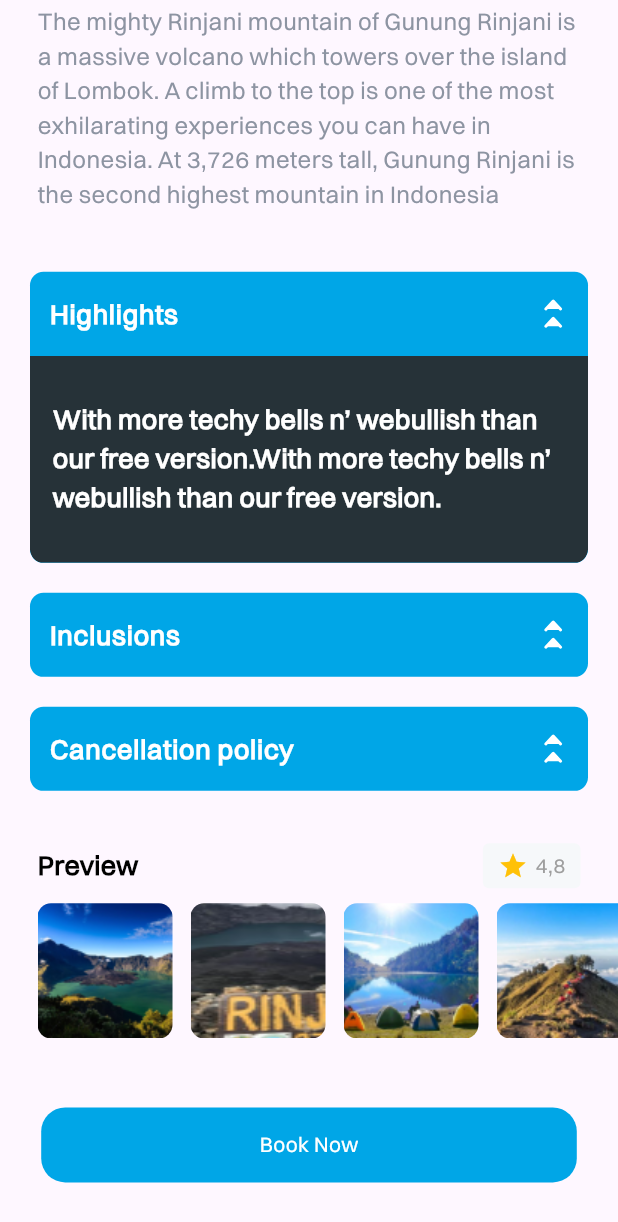
After one commit to codegyept/travellapp, a Flutter app: the TravelDetailsScreen screen opened directly, scrolled down 447 dp, after a tap on "Book Now", on a phone screen of 412 x 824 dp. The commit adds this screen. Shown: the top 1222 px of the screen. Run offline on Flutter 3.47's test engine with Material 3 defaults, Android fonts, the phone set to English and light mode, and no system bars; our stand-ins replace bloc, dotted_line, flutter_bloc, flutter_screenutil, flutter_svg, get_it and 1 more.

Commit message:
add travel details screen with some assets

```diff
--- a/lib/core/utils/app_assets.dart
+++ b/lib/core/utils/app_assets.dart
@@ -4,4 +4,5 @@ class AppAssets {
   static const String logoVisa = 'assets/svgs/logo_visa.svg';
   static const String rectangle = 'assets/images/rectangle.png';
   static const String profile = 'assets/images/profile.png';
+  static const String travel = 'assets/images/travel.png';
 }
--- a/lib/core/utils/app_colors.dart
+++ b/lib/core/utils/app_colors.dart
@@ -11,6 +11,7 @@ class AppColors
   static const blogItemBackgroundColor= Color(0xff000000);
   static const blogItemContainerBackgroundColor= Color(0xff00a6e7);
   static const backgroundColorExpansionAndText = Color(0xFF263238);
+  static const grayLight = Color(0xFF8D94A2);
   static const white = Colors.white;
   static const backgroundWhite = Color(0xFFFAFAFA);
   static const backgroundAvatarPayment = Color(0xFFAE9F60);
--- a/lib/core/utils/custom_expansion_tile.dart
+++ b/lib/core/utils/custom_expansion_tile.dart
@@ -6,10 +6,12 @@ import 'package:rehlatyuae/core/utils/app_colors.dart';
 class CustomExpansionTile extends StatefulWidget {
   final String title;
   final String content;
+  final bool initiallyExpanded;
 
   const CustomExpansionTile({
     required this.title,
     required this.content,
+    this.initiallyExpanded = true,
     super.key,
   });
 
@@ -54,7 +56,7 @@ class _CustomExpansionTileState extends State<CustomExpansionTile> {
           });
         },
         childrenPadding: EdgeInsets.zero,
-        initiallyExpanded: true,
+        initiallyExpanded: widget.initiallyExpanded,
         children: [
           Container(
             width: double.infinity,
--- a/lib/core/utils/custom_icon_button.dart
+++ b/lib/core/utils/custom_icon_button.dart
@@ -15,9 +15,9 @@ class CustomIconButton extends StatelessWidget {
     required this.icon,
     this.iconColor = AppColors.black,
     this.backgroundColor = AppColors.white,
-    this.size = 50,
+    this.size = 45,
     this.radius = 10,
-    this.iconSize,
+    this.iconSize = 20,
     this.onPressed,
     super.key,
   });
@@ -25,8 +25,8 @@ class CustomIconButton extends StatelessWidget {
   @override
   Widget build(BuildContext context) {
     return Container(
-        width: size,
-        height: size,
+      width: size.h,
+      height: size.h,
       decoration: BoxDecoration(
         color: backgroundColor,
         borderRadius: BorderRadius.circular(radius.r),
@@ -36,8 +36,9 @@ class CustomIconButton extends StatelessWidget {
         icon: Icon(
           icon,
           color: iconColor,
-            size: iconSize,
+          size: iconSize?.h,
         ),
-        ));
+      ),
+    );
   }
 }
--- /dev/null
+++ b/lib/features/home_screen/presentaion/components/bolg_travel_title_section.dart
@@ -0,0 +1,139 @@
+import 'package:flutter/cupertino.dart';
+import 'package:flutter/material.dart';
+import 'package:flutter_screenutil/flutter_screenutil.dart';
+import 'package:go_router/go_router.dart';
+import 'package:rehlatyuae/core/utils/app_colors.dart';
+import 'package:rehlatyuae/core/utils/custom_icon_button.dart';
+
+class BolgTravelTitleSection extends StatelessWidget {
+  final String title;
+  final String address;
+  final String price;
+  final String imagePath;
+  final void Function()? onLikePressed;
+
+  const BolgTravelTitleSection({
+    required this.title,
+    required this.address,
+    required this.price,
+    required this.imagePath,
+    this.onLikePressed,
+    super.key,
+  });
+
+  @override
+  Widget build(BuildContext context) {
+    return SizedBox(
+      height: 408.h,
+      child: Stack(
+        children: [
+          Positioned.fill(
+            child: Container(
+              decoration: BoxDecoration(
+                image: DecorationImage(
+                  image: AssetImage(
+                    imagePath,
+                  ),
+                  fit: BoxFit.fill,
+                ),
+                borderRadius: BorderRadius.vertical(
+                  bottom: Radius.circular(30.sp),
+                ),
+              ),
+            ),
+          ),
+          Padding(
+            padding: EdgeInsets.symmetric(horizontal: 20.w, vertical: 25.h),
+            child: Row(
+              mainAxisAlignment: MainAxisAlignment.spaceBetween,
+              children: [
+                CustomIconButton(
+                  icon: Icons.arrow_back,
+                  onPressed: () {
+                    context.pop();
+                  },
+                ),
+                CustomIconButton(
+                  icon: CupertinoIcons.heart,
+                  iconColor: AppColors.redAppColor,
+                  onPressed: onLikePressed,
+                ),
+              ],
+            ),
+          ),
+          Positioned(
+            bottom: 0,
+            left: 0,
+            right: 0,
+            child: Padding(
+              padding: EdgeInsets.symmetric(horizontal: 25.w, vertical: 35.h),
+              child: Row(
+                crossAxisAlignment: CrossAxisAlignment.start,
+                mainAxisAlignment: MainAxisAlignment.spaceBetween,
+                children: [
+                  Column(
+                    crossAxisAlignment: CrossAxisAlignment.start,
+                    mainAxisAlignment: MainAxisAlignment.end,
+                    children: [
+                      Text(
+                        title,
+                        style: const TextStyle(
+                          color: AppColors.white,
+                          fontSize: 18,
+                          fontWeight: FontWeight.w700,
+                        ),
+                      ),
+                      SizedBox(
+                        height: 5.h,
+                      ),
+                      Row(
+                        children: [
+                          const Icon(
+                            Icons.location_on_outlined,
+                            size: 18,
+                            color: AppColors.textAndBackgroundColorButton,
+                          ),
+                          Text(
+                            address,
+                            style: const TextStyle(
+                              fontSize: 14,
+                              color: AppColors.textAndBackgroundColorButton,
+                              fontWeight: FontWeight.w400,
+                              height: 1.3,
+                            ),
+                          ),
+                        ],
+                      ),
+                    ],
+                  ),
+                  Row(
+                    crossAxisAlignment: CrossAxisAlignment.end,
+                    children: [
+                      Text(
+                        "\$$price",
+                        style: const TextStyle(
+                          color: AppColors.white,
+                          fontSize: 24,
+                          fontWeight: FontWeight.w700,
+                        ),
+                      ),
+                      const Text(
+                        "/Person",
+                        style: TextStyle(
+                          fontSize: 14,
+                          color: AppColors.grayLight,
+                          fontWeight: FontWeight.w400,
+                          height: 1.3,
+                        ),
+                      ),
+                    ],
+                  ),
+                ],
+              ),
+            ),
+          ),
+        ],
+      ),
+    );
+  }
+}
--- /dev/null
+++ b/lib/features/home_screen/presentaion/components/preview_travels_section.dart
@@ -0,0 +1,93 @@
+import 'package:flutter/material.dart';
+import 'package:flutter_screenutil/flutter_screenutil.dart';
+import 'package:rehlatyuae/core/utils/app_colors.dart';
+import 'package:rehlatyuae/core/utils/custom_button.dart';
+
+class PreviewTravelsSection extends StatelessWidget {
+  final List<String> imagesPaths;
+
+  const PreviewTravelsSection({
+    required this.imagesPaths,
+    super.key,
+  });
+
+  @override
+  Widget build(BuildContext context) {
+    return Column(
+      children: [
+        Padding(
+          padding: const EdgeInsets.symmetric(horizontal: 25).copyWith(top: 25),
+          child: Row(
+            mainAxisAlignment: MainAxisAlignment.spaceBetween,
+            children: [
+              const Text(
+                "Preview",
+                style: TextStyle(color: Colors.black, fontSize: 18, fontWeight: FontWeight.w700),
+              ),
+              Container(
+                padding: const EdgeInsets.symmetric(vertical: 5, horizontal: 10),
+                decoration: BoxDecoration(
+                  borderRadius: BorderRadius.circular(4),
+                  color: const Color(0xFFF6F8FA),
+                ),
+                child: const Row(
+                  children: [
+                    Icon(
+                      Icons.star,
+                      color: Colors.amber,
+                      size: 20,
+                    ),
+                    SizedBox(
+                      width: 5,
+                    ),
+                    Text(
+                      "4,8",
+                      style: TextStyle(
+                        color: Colors.grey,
+                        fontSize: 14,
+                        fontWeight: FontWeight.w500,
+                      ),
+                    ),
+                  ],
+                ),
+              )
+            ],
+          ),
+        ),
+        SizedBox(
+          height: 110,
+          child: ListView.separated(
+            padding: const EdgeInsets.symmetric(horizontal: 25, vertical: 10),
+            scrollDirection: Axis.horizontal,
+            itemCount: 15,
+            itemBuilder: (context, index) => Container(
+              width: 90,
+              decoration: BoxDecoration(
+                image: DecorationImage(
+                  image: AssetImage(
+                    'assets/images/preview${index % 4 + 1}.png',
+                  ),
+                  fit: BoxFit.fill,
+                ),
+                borderRadius: BorderRadius.circular(9),
+              ),
+            ),
+            separatorBuilder: (context, index) => const SizedBox(width: 12),
+          ),
+        ),
+        Padding(
+          padding: EdgeInsets.symmetric(horizontal: 20.w, vertical: 35.h),
+          child: CustomActionButton(
+            text: 'Book Now',
+            borderRadius: BorderRadius.circular(16),
+            backGroundColor: AppColors.textAndBackgroundColorButton,
+            onTap: () {},
+            style: const TextStyle(color: AppColors.white),
+            width: double.infinity,
+            height: 50,
+          ),
+        ),
+      ],
+    );
+  }
+}
--- /dev/null
+++ b/lib/features/home_screen/presentaion/views/travel_details_screen.dart
@@ -0,0 +1,51 @@
+import 'package:flutter/material.dart';
+import 'package:rehlatyuae/core/utils/app_assets.dart';
+import 'package:rehlatyuae/core/utils/custom_expansion_tile.dart';
+import 'package:rehlatyuae/features/home_screen/presentaion/components/bolg_travel_title_section.dart';
+import 'package:rehlatyuae/features/home_screen/presentaion/components/preview_travels_section.dart';
+
+class TravelDetailsScreen extends StatelessWidget {
+  const TravelDetailsScreen({super.key});
+
+  @override
+  Widget build(BuildContext context) {
+    return Scaffold(
+      body: ListView(
+        children: const [
+          BolgTravelTitleSection(
+            title: "IMG Worlds of Adventure",
+            address: "Dubai, United Arab Emirates",
+            price: "79",
+            imagePath: AppAssets.travel,
+          ),
+          Padding(
+            padding: EdgeInsets.symmetric(horizontal: 25, vertical: 30),
+            child: Text(
+              'The mighty Rinjani mountain of Gunung Rinjani is a massive volcano which towers over the island of Lombok. A climb to the top is one of the most exhilarating experiences you can have in Indonesia. At 3,726 meters tall, Gunung Rinjani is the second highest mountain in Indonesia',
+              style: TextStyle(
+                color: Color(0xFF8D94A2),
+                fontSize: 16,
+              ),
+            ),
+          ),
+          CustomExpansionTile(
+            title: "Highlights",
+            content:
+                "With more techy bells n’ webullish than our free version.With more techy bells n’ webullish than our free version.",
+          ),
+          CustomExpansionTile(
+            title: "Inclusions",
+            content: "14,000+ Guests served",
+            initiallyExpanded: false,
+          ),
+          CustomExpansionTile(
+            title: "Cancellation policy",
+            content: "1000+ Reviews on Rehlatyuae by our Travelers",
+          initiallyExpanded: false,
+          ),
+          PreviewTravelsSection(imagesPaths: []),
+        ],
+      ),
+    );
+  }
+}
```
Also changed, not shown: assets/images/travel.png (added). Lines whose indentation alone changed are shown as unchanged.
